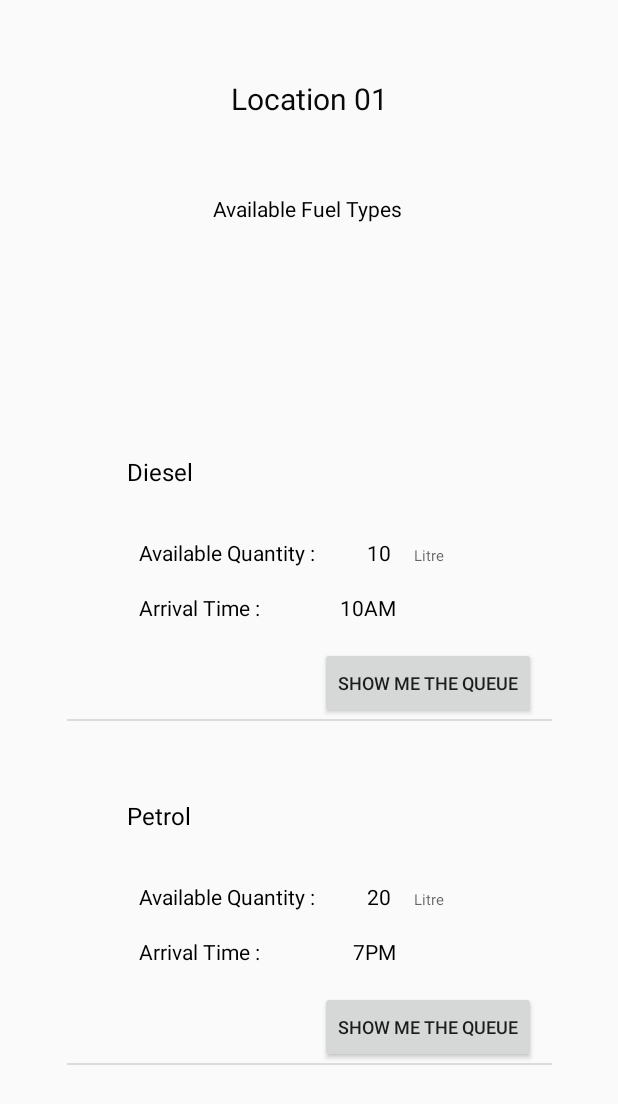
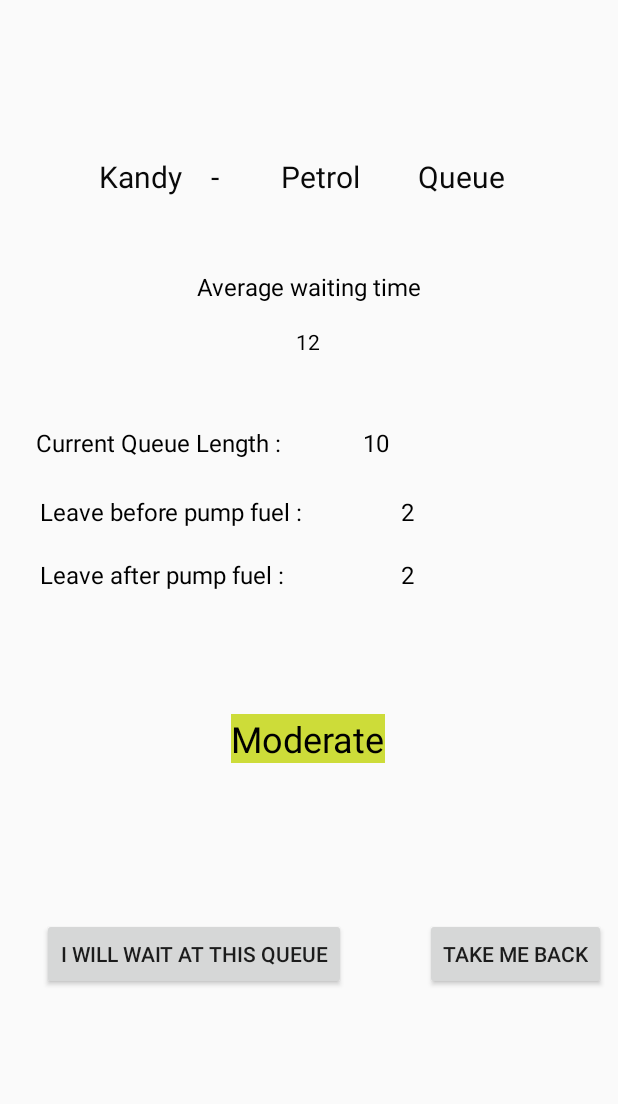
Before and after one commit to DayanMarasinghe/Fuelex, an Android app: the screen it shows after launch (OneStationView before the commit, QueueView after it), on a phone screen of 412 x 824 dp. Shown: the top 1104 px of the screen. Run offline under Robolectric (Android 15) with nearby library versions, the phone set to English and light mode, and no system bars.

Commit message:
Completed the queue view

```diff
--- /dev/null
+++ b/app/src/main/java/com/example/fuelex/QueueView.java
@@ -0,0 +1,50 @@
+package com.example.fuelex;
+
+import androidx.appcompat.app.AppCompatActivity;
+
+import android.os.Bundle;
+import android.widget.TextView;
+
+public class QueueView extends AppCompatActivity {
+    String location = "Kandy";
+    String fuelType = "Petrol";
+    double avgTime = 12.0;
+    int currCount = 10;
+    int beforeCount = 2;
+    int afterCount = 2;
+
+    @Override
+    protected void onCreate(Bundle savedInstanceState) {
+        super.onCreate(savedInstanceState);
+        setContentView(R.layout.queue_view);
+
+        //set the view elements
+        TextView avgTimeInput = findViewById(R.id.id_AvgTimeInput);
+        TextView locationInput = findViewById(R.id.id_QueueViewHeadLocationInput);
+        TextView fuelInput = findViewById(R.id.id_QueueViewHeadFuelTypeInput);
+        TextView currCountInput = findViewById(R.id.id_CurCountInput);
+        TextView beforeCountInput = findViewById(R.id.id_BeforeLeaveInput);
+        TextView afterCountInput = findViewById(R.id.id_AfterLeaveInput);
+        TextView statusText = findViewById(R.id.id_QueueStatusInput);
+
+        //setting values
+        avgTimeInput.setText(Integer.toString((int) avgTime));
+        locationInput.setText(location);
+        fuelInput.setText(fuelType);
+        currCountInput.setText(Integer.toString(currCount));
+        beforeCountInput.setText(Integer.toString(beforeCount));
+        afterCountInput.setText(Integer.toString(afterCount));
+
+        //check the conditions before setting the status
+        if (afterCount < beforeCount){
+            statusText.setText("Slow moving queue");
+            statusText.setBackgroundResource(R.color.red);
+        } else if(afterCount > beforeCount){
+            statusText.setText("Fast moving queue");
+            statusText.setBackgroundResource(R.color.green);
+        } else{
+            statusText.setText("Moderate");
+            statusText.setBackgroundResource(R.color.yellow);
+        }
+    }
+}
--- a/app/src/main/res/layout/fuel_list.xml
+++ b/app/src/main/res/layout/fuel_list.xml
@@ -24,6 +24,7 @@
         android:layout_height="wrap_content"
         android:layout_marginEnd="104dp"
         android:text="TextView"
+        android:textAlignment="textStart"
         android:textColor="#000000"
         app:layout_constraintBaseline_toBaselineOf="@+id/id_LiterTxt"
         app:layout_constraintEnd_toEndOf="parent"
@@ -37,9 +38,10 @@
         android:layout_marginTop="144dp"
         android:layout_marginEnd="104dp"
         android:text="TextView"
+        android:textAlignment="textStart"
         android:textColor="#000000"
         app:layout_constraintEnd_toEndOf="parent"
-        app:layout_constraintHorizontal_bias="1.0"
+        app:layout_constraintHorizontal_bias="0.947"
         app:layout_constraintStart_toEndOf="@+id/id_ArrivalTimeTxt"
         app:layout_constraintTop_toTopOf="parent" />
 
--- /dev/null
+++ b/app/src/main/res/layout/queue_view.xml
@@ -0,0 +1,201 @@
+<?xml version="1.0" encoding="utf-8"?>
+<androidx.constraintlayout.widget.ConstraintLayout xmlns:android="http://schemas.android.com/apk/res/android"
+    xmlns:app="http://schemas.android.com/apk/res-auto"
+    xmlns:tools="http://schemas.android.com/tools"
+    android:layout_width="match_parent"
+    android:layout_height="match_parent"
+    tools:context=".QueueView">
+
+    <TextView
+        android:id="@+id/id_CurCountInput"
+        android:layout_width="wrap_content"
+        android:layout_height="wrap_content"
+        android:layout_marginTop="284dp"
+        android:text="textview"
+        android:textAlignment="textStart"
+        android:textColor="#000000"
+        android:textSize="16sp"
+        app:layout_constraintEnd_toEndOf="parent"
+        app:layout_constraintHorizontal_bias="0.613"
+        app:layout_constraintStart_toStartOf="parent"
+        app:layout_constraintTop_toTopOf="parent" />
+
+    <TextView
+        android:id="@+id/id_QueueViewHeadLocationInput"
+        android:layout_width="77dp"
+        android:layout_height="26dp"
+        android:text="txt"
+        android:textAlignment="center"
+        android:textColor="#090909"
+        android:textSize="20sp"
+        app:layout_constraintBaseline_toBaselineOf="@+id/id_QueueViewHeadLocationInput2"
+        app:layout_constraintEnd_toEndOf="parent"
+        app:layout_constraintHorizontal_bias="0.164"
+        app:layout_constraintStart_toStartOf="parent" />
+
+    <TextView
+        android:id="@+id/id_QueueViewHeadLocationInput2"
+        android:layout_width="23dp"
+        android:layout_height="28dp"
+        android:layout_marginEnd="124dp"
+        android:text="@string/queueViewHeadDash"
+        android:textAlignment="center"
+        android:textColor="#090909"
+        android:textSize="20sp"
+        app:layout_constraintBaseline_toBaselineOf="@+id/id_QueueViewHeadFuelTypeInput"
+        app:layout_constraintEnd_toEndOf="parent"
+        app:layout_constraintHorizontal_bias="0.0"
+        app:layout_constraintStart_toEndOf="@+id/id_QueueViewHeadLocationInput" />
+
+    <TextView
+        android:id="@+id/id_QueueViewHeadFuelTypeInput"
+        android:layout_width="116dp"
+        android:layout_height="28dp"
+        android:text="type"
+        android:textAlignment="center"
+        android:textColor="#090909"
+        android:textSize="20sp"
+        app:layout_constraintBaseline_toBaselineOf="@+id/id_QueueViewHeadFuelTypeInput2"
+        app:layout_constraintEnd_toEndOf="parent"
+        app:layout_constraintHorizontal_bias="0.0"
+        app:layout_constraintStart_toEndOf="@+id/id_QueueViewHeadLocationInput2" />
+
+    <TextView
+        android:id="@+id/id_QueueViewHeadFuelTypeInput2"
+        android:layout_width="72dp"
+        android:layout_height="27dp"
+        android:layout_marginTop="104dp"
+        android:text="@string/queueViewHeadText"
+        android:textAlignment="center"
+        android:textColor="#090909"
+        android:textSize="20sp"
+        app:layout_constraintEnd_toEndOf="parent"
+        app:layout_constraintHorizontal_bias="0.0"
+        app:layout_constraintStart_toEndOf="@+id/id_QueueViewHeadFuelTypeInput"
+        app:layout_constraintTop_toTopOf="parent" />
+
+    <TextView
+        android:id="@+id/id_AvgTimeTxt"
+        android:layout_width="wrap_content"
+        android:layout_height="wrap_content"
+        android:layout_marginTop="180dp"
+        android:text="@string/avgWaitTime"
+        android:textColor="#000000"
+        android:textSize="16sp"
+        app:layout_constraintEnd_toEndOf="parent"
+        app:layout_constraintHorizontal_bias="0.501"
+        app:layout_constraintStart_toStartOf="parent"
+        app:layout_constraintTop_toTopOf="parent" />
+
+    <TextView
+        android:id="@+id/id_QueueStatusInput"
+        android:layout_width="wrap_content"
+        android:layout_height="wrap_content"
+        android:layout_marginTop="476dp"
+        android:lineSpacingExtra="60sp"
+        android:text="sample txt"
+        android:textColor="#000000"
+        android:textSize="24sp"
+        app:layout_constraintEnd_toEndOf="parent"
+        app:layout_constraintHorizontal_bias="0.498"
+        app:layout_constraintStart_toStartOf="parent"
+        app:layout_constraintTop_toTopOf="parent" />
+
+    <TextView
+        android:id="@+id/id_CurCountTxt"
+        android:layout_width="wrap_content"
+        android:layout_height="wrap_content"
+        android:text="@string/currCountTxt"
+        android:textColor="#000000"
+        android:textSize="16sp"
+        app:layout_constraintBaseline_toBaselineOf="@+id/id_CurCountInput"
+        app:layout_constraintEnd_toEndOf="parent"
+        app:layout_constraintHorizontal_bias="0.097"
+        app:layout_constraintStart_toStartOf="parent" />
+
+    <TextView
+        android:id="@+id/id_AvgTimeInput"
+        android:layout_width="wrap_content"
+        android:layout_height="wrap_content"
+        android:layout_marginTop="16dp"
+        android:text="TextView"
+        android:textAlignment="center"
+        android:textColor="#000000"
+        app:layout_constraintEnd_toEndOf="parent"
+        app:layout_constraintHorizontal_bias="0.498"
+        app:layout_constraintStart_toStartOf="parent"
+        app:layout_constraintTop_toBottomOf="@+id/id_AvgTimeTxt" />
+
+    <Button
+        android:id="@+id/id_BtnStayInQueue"
+        android:layout_width="wrap_content"
+        android:layout_height="wrap_content"
+        android:layout_marginStart="28dp"
+        android:layout_marginTop="612dp"
+        android:text="@string/waitQueue"
+        app:layout_constraintEnd_toStartOf="@+id/id_btnQueueBack"
+        app:layout_constraintHorizontal_bias="0.0"
+        app:layout_constraintStart_toStartOf="parent"
+        app:layout_constraintTop_toTopOf="parent" />
+
+    <Button
+        android:id="@+id/id_btnQueueBack"
+        android:layout_width="wrap_content"
+        android:layout_height="wrap_content"
+        android:layout_marginTop="612dp"
+        android:layout_marginEnd="8dp"
+        android:text="@string/queueGoBack"
+        app:layout_constraintEnd_toEndOf="parent"
+        app:layout_constraintTop_toTopOf="parent" />
+
+    <TextView
+        android:id="@+id/id_BeforeLeaveInput"
+        android:layout_width="wrap_content"
+        android:layout_height="wrap_content"
+        android:layout_marginTop="24dp"
+        android:layout_marginEnd="136dp"
+        android:text="textview"
+        android:textAlignment="textStart"
+        android:textColor="#000000"
+        android:textSize="16sp"
+        app:layout_constraintEnd_toEndOf="parent"
+        app:layout_constraintTop_toBottomOf="@+id/id_CurCountInput" />
+
+    <TextView
+        android:id="@+id/id_AfterTxt"
+        android:layout_width="wrap_content"
+        android:layout_height="wrap_content"
+        android:text="@string/afterLeaveTxt"
+        android:textColor="#000000"
+        android:textSize="16sp"
+        app:layout_constraintBaseline_toBaselineOf="@+id/id_AfterLeaveInput"
+        app:layout_constraintEnd_toEndOf="parent"
+        app:layout_constraintHorizontal_bias="0.106"
+        app:layout_constraintStart_toStartOf="parent" />
+
+    <TextView
+        android:id="@+id/id_BeforeLeaveTxt"
+        android:layout_width="wrap_content"
+        android:layout_height="wrap_content"
+        android:text="@string/beforeLeaveTxt"
+        android:textColor="#000000"
+        android:textSize="16sp"
+        app:layout_constraintBaseline_toBaselineOf="@+id/id_BeforeLeaveInput"
+        app:layout_constraintEnd_toEndOf="parent"
+        app:layout_constraintHorizontal_bias="0.112"
+        app:layout_constraintStart_toStartOf="parent" />
+
+    <TextView
+        android:id="@+id/id_AfterLeaveInput"
+        android:layout_width="wrap_content"
+        android:layout_height="wrap_content"
+        android:layout_marginTop="20dp"
+        android:layout_marginEnd="136dp"
+        android:text="textview"
+        android:textAlignment="textStart"
+        android:textColor="#000000"
+        android:textSize="16sp"
+        app:layout_constraintEnd_toEndOf="parent"
+        app:layout_constraintTop_toBottomOf="@+id/id_BeforeLeaveInput" />
+
+</androidx.constraintlayout.widget.ConstraintLayout>
--- a/app/src/main/res/values/colors.xml
+++ b/app/src/main/res/values/colors.xml
@@ -8,4 +8,7 @@
     <color name="black">#FF000000</color>
     <color name="white">#FFFFFFFF</color>
     <color name="button">#15569c</color>
+    <color name="red">#F44336</color>
+    <color name="green">#4CAF50</color>
+    <color name="yellow">#CDDC39</color>
 </resources>
--- a/app/src/main/res/values/strings.xml
+++ b/app/src/main/res/values/strings.xml
@@ -12,4 +12,12 @@
     <string name="nxtArrivalTime">Arrival Time : </string>
     <string name="goToQueueBtnText">Show me the Queue</string>
     <string name="unitLiter">Litre</string>
+    <string name="queueViewHeadDash"> - </string>
+    <string name="queueViewHeadText">Queue</string>
+    <string name="avgWaitTime">Average waiting time</string>
+    <string name="currCountTxt">Current Queue Length : </string>
+    <string name="beforeLeaveTxt">Leave before pump fuel : </string>
+    <string name="afterLeaveTxt">Leave after pump fuel : </string>
+    <string name="waitQueue">I will wait at this Queue</string>
+    <string name="queueGoBack">Take me back</string>
 </resources>
```
Also changed, not shown: app/src/main/AndroidManifest.xml (+14 -8 lines).
